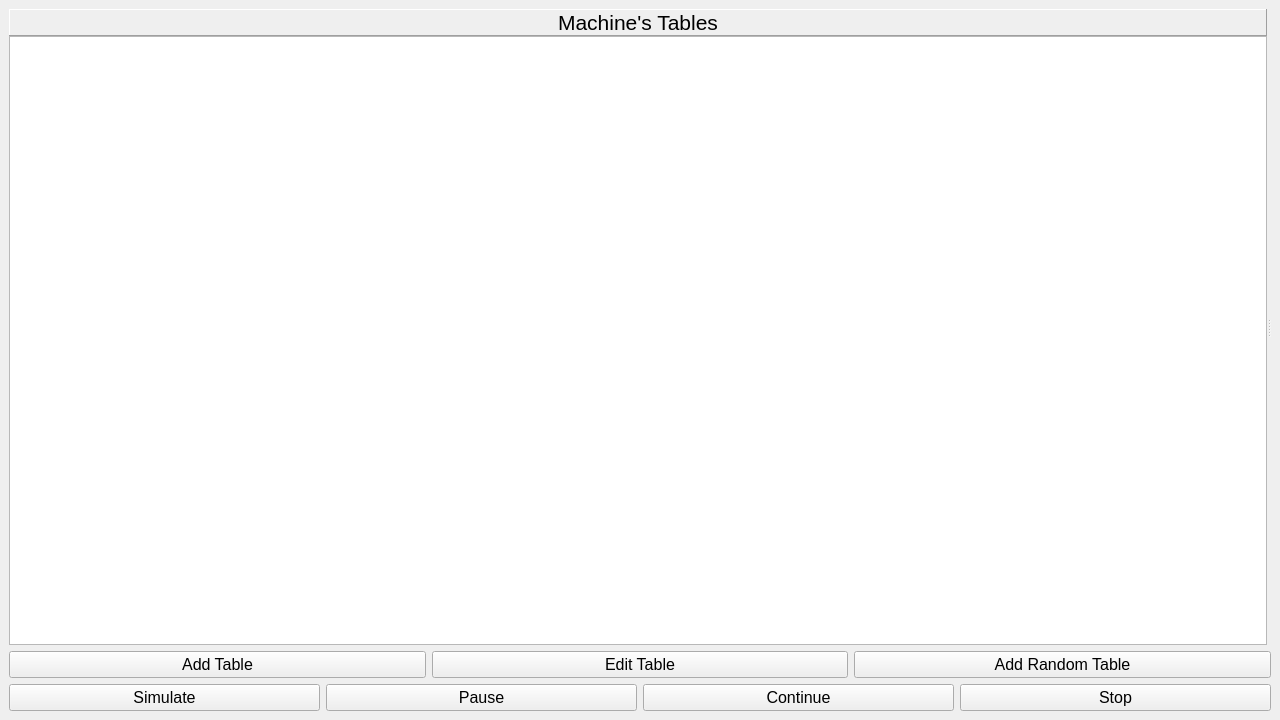
Qt form Qt/TuringsMachineSimulator/usermachines.ui (fabioalves98/TuringsMachineGenerator) before a commit.
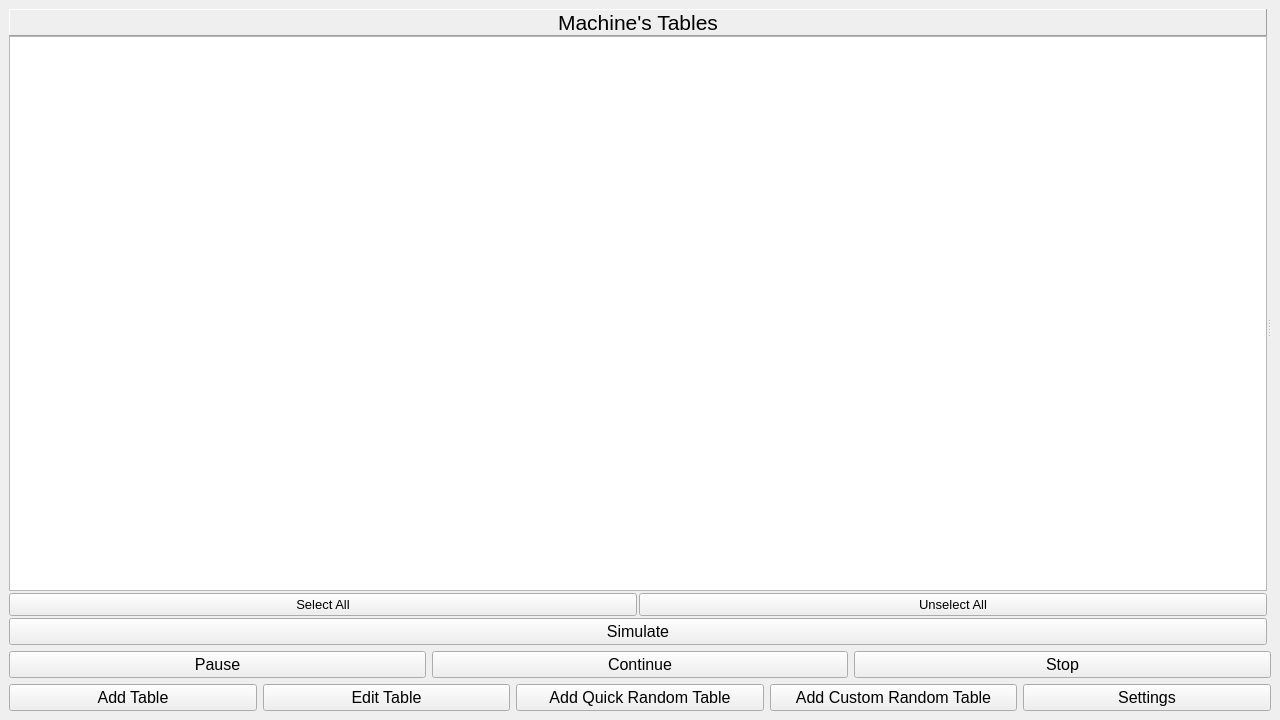
The same form after that commit.

Diff of the .ui file:
```diff
--- a/Qt/TuringsMachineSimulator/usermachines.ui
+++ b/Qt/TuringsMachineSimulator/usermachines.ui
@@ -19,14 +19,24 @@
 }</string>
   </property>
   <widget class="QWidget" name="centralwidget">
-   <layout class="QVBoxLayout" name="verticalLayout">
+   <layout class="QVBoxLayout" name="verticalLayout_4">
     <item>
      <widget class="QSplitter" name="listSplit">
       <property name="orientation">
        <enum>Qt::Horizontal</enum>
       </property>
       <widget class="QWidget" name="layoutWidget">
-       <layout class="QVBoxLayout" name="Tables">
+       <layout class="QVBoxLayout" name="verticalLayout_3">
+        <property name="spacing">
+         <number>2</number>
+        </property>
+        <item>
+         <layout class="QVBoxLayout" name="verticalLayout_2">
+          <property name="spacing">
+           <number>2</number>
+          </property>
+          <item>
+           <layout class="QVBoxLayout" name="verticalLayout">
         <property name="spacing">
          <number>0</number>
         </property>
@@ -65,54 +75,37 @@
          </widget>
         </item>
        </layout>
-      </widget>
-      <widget class="QStackedWidget" name="tableSim"/>
-     </widget>
-    </item>
-    <item>
-     <layout class="QHBoxLayout" name="tableCtrlLt">
-      <item>
-       <widget class="QPushButton" name="addTableBt">
-        <property name="font">
-         <font>
-          <pointsize>12</pointsize>
-         </font>
-        </property>
-        <property name="text">
-         <string>Add Table</string>
-        </property>
-       </widget>
-      </item>
-      <item>
-       <widget class="QPushButton" name="editTableBt">
-        <property name="font">
-         <font>
-          <pointsize>12</pointsize>
-         </font>
-        </property>
-        <property name="text">
-         <string>Edit Table</string>
-        </property>
-       </widget>
-      </item>
-      <item>
-       <widget class="QPushButton" name="randTableBt">
-        <property name="font">
-         <font>
-          <pointsize>12</pointsize>
-         </font>
-        </property>
-        <property name="text">
-         <string>Add Random Table</string>
-        </property>
-       </widget>
-      </item>
-     </layout>
     </item>
     <item>
      <layout class="QHBoxLayout" name="horizontalLayout_2">
       <item>
-       <layout class="QHBoxLayout" name="horizontalLayout">
+             <widget class="QPushButton" name="uselAllBt">
+              <property name="font">
+               <font>
+                <pointsize>10</pointsize>
+               </font>
+              </property>
+              <property name="text">
+               <string>Select All</string>
+              </property>
+             </widget>
+            </item>
+            <item>
+             <widget class="QPushButton" name="selAllBt">
+              <property name="font">
+               <font>
+                <pointsize>10</pointsize>
+               </font>
+              </property>
+              <property name="text">
+               <string>Unselect All</string>
+              </property>
+             </widget>
+            </item>
+           </layout>
+          </item>
+         </layout>
+        </item>
         <item>
          <widget class="QPushButton" name="simBt">
           <property name="minimumSize">
@@ -132,7 +125,12 @@
          </widget>
         </item>
        </layout>
-      </item>
+      </widget>
+      <widget class="QStackedWidget" name="tableSim"/>
+     </widget>
+    </item>
+    <item>
+     <layout class="QHBoxLayout" name="horizontalLayout">
       <item>
        <widget class="QPushButton" name="pauseBt">
         <property name="font">
@@ -171,6 +169,70 @@
       </item>
      </layout>
     </item>
+    <item>
+     <layout class="QHBoxLayout" name="tableCtrlLt">
+      <item>
+       <widget class="QPushButton" name="addTableBt">
+        <property name="font">
+         <font>
+          <pointsize>12</pointsize>
+         </font>
+        </property>
+        <property name="text">
+         <string>Add Table</string>
+        </property>
+       </widget>
+      </item>
+      <item>
+       <widget class="QPushButton" name="editTableBt">
+        <property name="font">
+         <font>
+          <pointsize>12</pointsize>
+         </font>
+        </property>
+        <property name="text">
+         <string>Edit Table</string>
+        </property>
+       </widget>
+      </item>
+      <item>
+       <widget class="QPushButton" name="qRandTableBt">
+        <property name="font">
+         <font>
+          <pointsize>12</pointsize>
+         </font>
+        </property>
+        <property name="text">
+         <string>Add Quick Random Table</string>
+        </property>
+       </widget>
+      </item>
+      <item>
+       <widget class="QPushButton" name="cRandTableBt">
+        <property name="font">
+         <font>
+          <pointsize>12</pointsize>
+         </font>
+        </property>
+        <property name="text">
+         <string>Add Custom Random Table</string>
+        </property>
+       </widget>
+      </item>
+      <item>
+       <widget class="QPushButton" name="settingsBt">
+        <property name="font">
+         <font>
+          <pointsize>12</pointsize>
+         </font>
+        </property>
+        <property name="text">
+         <string>Settings</string>
+        </property>
+       </widget>
+      </item>
+     </layout>
+    </item>
    </layout>
   </widget>
  </widget>
```
Lines whose indentation alone changed are shown as unchanged.
